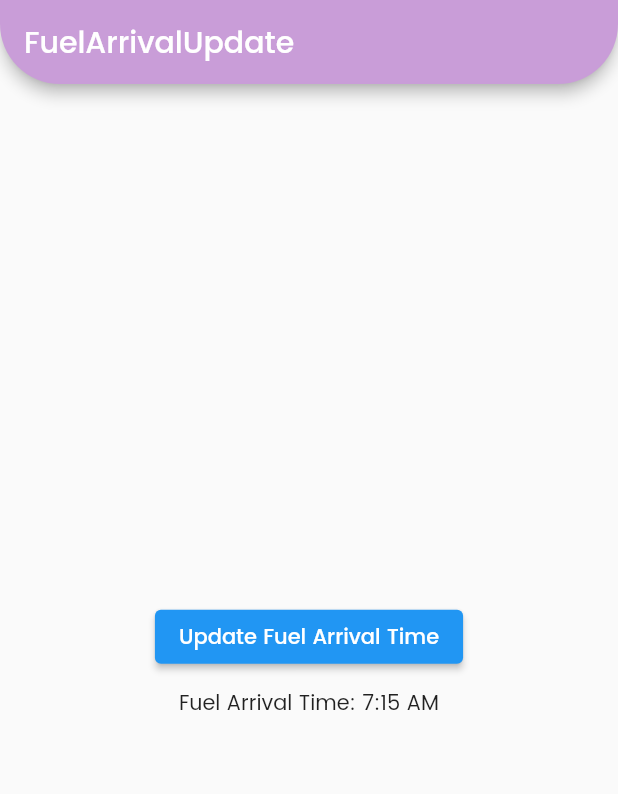
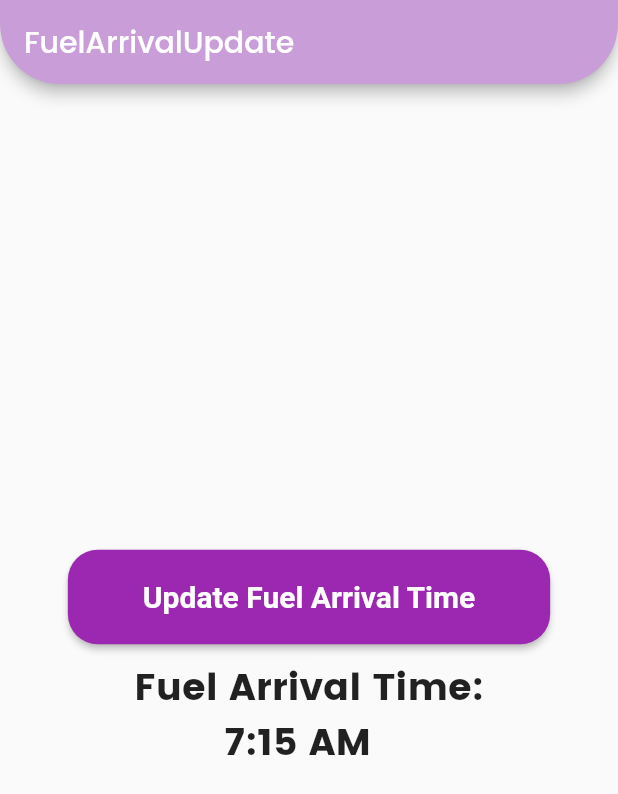
Before and after one commit to Lahiru-Ima/Fuel-App-Front-end, a Flutter app: the screen it shows after launch, on a phone screen of 412 x 824 dp. Shown: the top 794 px of the screen. Run offline on Flutter 3.47's test engine with Material 2 defaults, Android fonts, the phone set to English and light mode, and no system bars; our stand-ins replace snippet_coder_utils.

Commit message:
Arrival page modify

```diff
--- a/lib/main.dart
+++ b/lib/main.dart
@@ -6,6 +6,7 @@ import 'package:fuel_app/DashBoardPage/productScreen.dart';
 import 'package:fuel_app/screans/selectNearestShed.dart';
 import 'package:fuel_app/screans/selectVehicle.dart';
 import 'package:fuel_app/station_owner_screen/fuelArrivalUpdateScreen.dart';
+import 'package:fuel_app/station_owner_screen/fuelFinishUpdateScreen.dart';
 import 'DashBoardPage/DashBoardPage.dart';
 
 void main() {
--- a/lib/station_owner_screen/fuelArrivalUpdateScreen.dart
+++ b/lib/station_owner_screen/fuelArrivalUpdateScreen.dart
@@ -39,13 +39,23 @@ class _FuelArrivalUpdateState extends State<FuelArrivalUpdate> {
           mainAxisAlignment: MainAxisAlignment.center,
           children: [
             ElevatedButton(
-
               onPressed: _selectTime,
               child: Text('Update Fuel Arrival Time'),
+              style: ElevatedButton.styleFrom(
+                primary: Colors.purple,
+                padding: EdgeInsets.symmetric(horizontal: 50, vertical: 20),
+                textStyle: TextStyle(fontSize: 20, fontWeight: FontWeight.bold),
+                shape: new RoundedRectangleBorder(
+                  borderRadius: new BorderRadius.circular(20.0),
+                ),
+              ),
             ),
             SizedBox(height: 10),
-            Text(
-              'Fuel Arrival Time: ${_time.format(context)}',
+            Center(
+              child: Text(
+                'Fuel Arrival Time:\n        ${_time.format(context)}',
+                style: TextStyle(fontSize: 25, fontWeight: FontWeight.bold),
+              ),
             ),
           ],
         ),
```
Also changed, not shown: lib/station_owner_screen/fuelFinishUpdateScreen.dart (+13 -2 lines).
